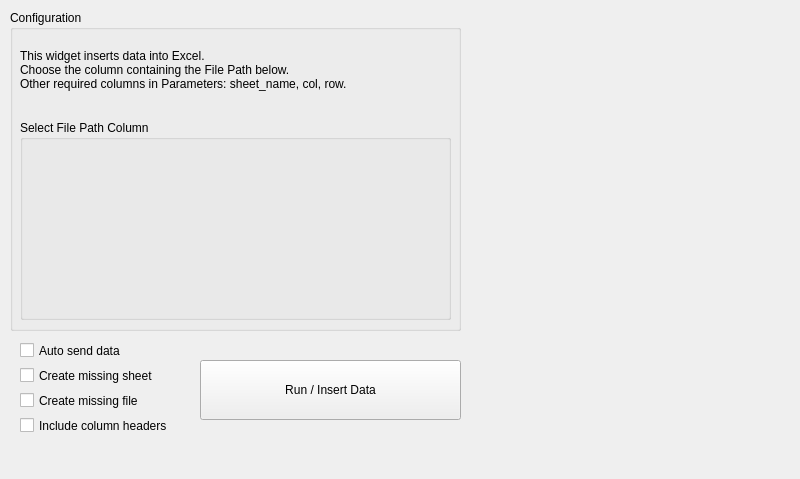
Before: the Qt Designer form orangecontrib/IO4IT/widgets/designer/owinsertdatatoexcel.ui in TigerODM/TigerODM, drawn with Qt 5.
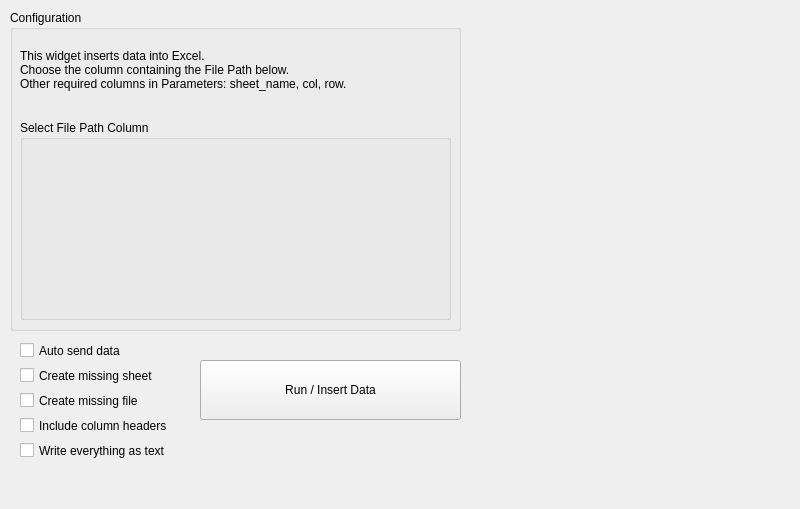
After: the same form once the commit is applied.

What changed in the file:
```diff
--- a/orangecontrib/IO4IT/widgets/designer/owinsertdatatoexcel.ui
+++ b/orangecontrib/IO4IT/widgets/designer/owinsertdatatoexcel.ui
@@ -7,7 +7,7 @@
     <x>0</x>
     <y>0</y>
     <width>800</width>
-    <height>479</height>
+    <height>509</height>
    </rect>
   </property>
   <property name="minimumSize">
@@ -131,6 +131,22 @@
     <string>Include column headers</string>
    </property>
   </widget>
+  <widget class="QCheckBox" name="checkBox_force_text">
+   <property name="geometry">
+    <rect>
+     <x>20</x>
+     <y>440</y>
+     <width>171</width>
+     <height>21</height>
+    </rect>
+   </property>
+   <property name="toolTip">
+    <string>Écrit toutes les valeurs en texte et force le format cellule en Texte (@). Désactive la conversion en dates/nombres.</string>
+   </property>
+   <property name="text">
+    <string>Write everything as text</string>
+   </property>
+  </widget>
   <widget class="QPushButton" name="pushButton_run">
    <property name="geometry">
     <rect>
```
